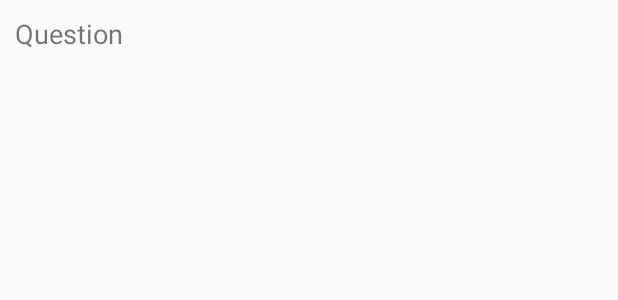
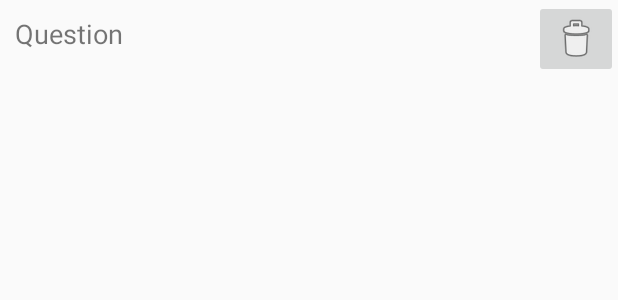
Before and after one commit to thanaoat/MyQuiz, an Android app: the layout list_item_question.xml on its own in the app's theme, with its tools: preview values and no code run, on a phone screen of 412 x 824 dp. Shown: the top 300 px of the screen. Run offline under Robolectric (Android 15) with nearby library versions, the phone set to English and light mode, and no system bars.

Commit message:
Can delete question

```diff
--- a/app/src/main/java/email/com/gmail/thananon/oat/myquiz/database/QuestionRepository.kt
+++ b/app/src/main/java/email/com/gmail/thananon/oat/myquiz/database/QuestionRepository.kt
@@ -33,6 +33,12 @@ class QuestionRepository private constructor(context: Context){
         }
     }
 
+    fun deleteQuestion(question: Question) {
+        executors.execute {
+            questionDao.deleteQuestion(question)
+        }
+    }
+
     companion object {
         private  var INSTANCE: QuestionRepository? = null
 
--- a/app/src/main/java/email/com/gmail/thananon/oat/myquiz/viewModels/QuestionListViewModel.kt
+++ b/app/src/main/java/email/com/gmail/thananon/oat/myquiz/viewModels/QuestionListViewModel.kt
@@ -1,10 +1,15 @@
 package email.com.gmail.thananon.oat.myquiz.viewModels
 
 import androidx.lifecycle.ViewModel
+import email.com.gmail.thananon.oat.myquiz.database.Question
 import email.com.gmail.thananon.oat.myquiz.database.QuestionRepository
 
 class QuestionListViewModel: ViewModel() {
 
     private val questionRepository = QuestionRepository.get()
     val questionsLiveData = questionRepository.getQuestions()
+
+    fun deleteQuestion(question: Question) {
+        questionRepository.deleteQuestion(question)
+    }
 }
--- a/app/src/main/res/layout/list_item_question.xml
+++ b/app/src/main/res/layout/list_item_question.xml
@@ -14,8 +14,18 @@
         android:padding="10dp"
         android:text="TextView"
         android:textSize="18dp"
-        app:layout_constraintEnd_toEndOf="parent"
+        app:layout_constraintBaseline_toBaselineOf="@+id/btnDelete"
+        app:layout_constraintEnd_toStartOf="@+id/btnDelete"
         app:layout_constraintStart_toStartOf="parent"
         app:layout_constraintTop_toTopOf="parent"
         tools:text="@string/question" />
+
+    <ImageButton
+        android:id="@+id/btnDelete"
+        android:layout_width="wrap_content"
+        android:layout_height="wrap_content"
+        app:layout_constraintEnd_toEndOf="parent"
+        app:layout_constraintTop_toTopOf="parent"
+        app:srcCompat="@android:drawable/ic_menu_delete" />
+
 </androidx.constraintlayout.widget.ConstraintLayout>
```
Also changed, not shown: app/src/main/java/email/com/gmail/thananon/oat/myquiz/QuestionListFragment.kt (+5 -3 lines).
